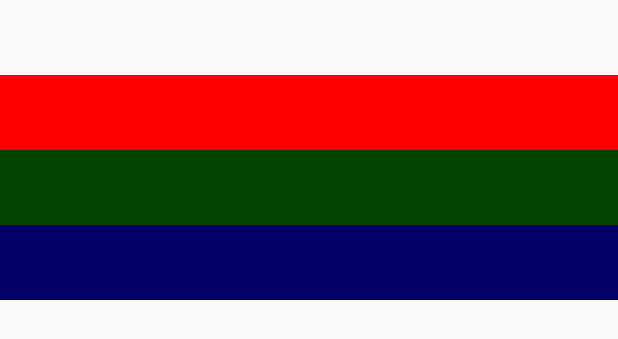
After one commit to artpar/StainRemover, an Android app: the layout stain_data.xml on its own in the app's theme, with its tools: preview values and no code run, on a phone screen of 412 x 824 dp. The commit adds this screen. Shown: the top 339 px of the screen. Run offline under Robolectric (Android 15) with nearby library versions, the phone set to English and light mode, and no system bars.

Commit message:
added layout for the details page and another activity "StainData" which is to load the data and the layout.

```diff
--- a/nostain/src/main/java/com/parth/stainremover/nostain/MainActivity.java
+++ b/nostain/src/main/java/com/parth/stainremover/nostain/MainActivity.java
@@ -1,5 +1,6 @@
 package com.parth.stainremover.nostain;
 
+import android.content.Intent;
 import android.database.Cursor;
 import android.os.Bundle;
 import android.support.v7.app.ActionBarActivity;
@@ -73,8 +74,11 @@ public class MainActivity extends ActionBarActivity
 			@Override
 			public void onItemClick(AdapterView<?> adapterView, View view, int i, long l)
 			{
+                Intent intent = null;
+                // If network available goto Store else take user to Library.
+                intent = new Intent(getApplicationContext(), StainData.class);
 
-			}
+            }
 		});
 	}
 
--- /dev/null
+++ b/nostain/src/main/java/com/parth/stainremover/nostain/StainData.java
@@ -0,0 +1,19 @@
+package com.parth.stainremover.nostain;
+
+import android.app.Activity;
+import android.os.Bundle;
+
+/**
+ * author parth.mudgal on 19/07/14.
+ */
+public class StainData extends Activity
+{
+
+	@Override
+	protected void onCreate(Bundle savedInstanceState)
+	{
+		super.onCreate(savedInstanceState);
+		setContentView(R.layout.stain_data);
+	}
+
+}
--- a/nostain/src/main/res/layout/list_item.xml
+++ b/nostain/src/main/res/layout/list_item.xml
@@ -9,11 +9,13 @@
             android:id="@+id/image"
             android:src="@drawable/img1"
             android:layout_width="50dp"
+            android:layout_margin="5dp"
             android:contentDescription="@string/stainerIcon"
             android:layout_height="50dp"/>
 
         <TextView
             android:id="@android:id/text1"
+            android:layout_margin="5dp"
             android:layout_width="wrap_content"
             android:layout_height="50dp"/>
     </TableRow>
--- /dev/null
+++ b/nostain/src/main/res/layout/stain_data.xml
@@ -0,0 +1,41 @@
+<?xml version="1.0" encoding="utf-8"?>
+
+<RelativeLayout xmlns:android="http://schemas.android.com/apk/res/android"
+                android:layout_width="match_parent"
+                android:layout_height="match_parent">
+
+    <TextView
+        android:id="@+id/title"
+        android:layout_alignParentTop="true"
+        android:layout_width="match_parent"
+        android:layout_height="50dp"/>
+
+    <TextView
+        android:layout_width="match_parent"
+        android:id="@+id/warnings"
+        android:background="@color/warning_color"
+        android:layout_height="50dp"
+        android:layout_below="@+id/title"
+        android:layout_alignParentLeft="true"
+        android:layout_alignParentStart="true"/>
+
+    <TextView
+        android:layout_width="match_parent"
+        android:id="@+id/needs"
+        android:background="@color/needs_color"
+        android:layout_height="50dp"
+        android:layout_below="@+id/warnings"
+        android:layout_alignParentLeft="true"
+        android:layout_alignParentStart="true"/>
+
+    <TextView
+        android:layout_width="match_parent"
+        android:id="@+id/steps"
+        android:background="@color/steps_color"
+        android:layout_height="50dp"
+        android:layout_below="@+id/needs"
+        android:layout_alignParentLeft="true"
+        android:layout_alignParentStart="true"/>
+
+
+</RelativeLayout>
--- /dev/null
+++ b/nostain/src/main/res/values/colors.xml
@@ -0,0 +1,6 @@
+<?xml version="1.0" encoding="utf-8"?>
+<resources>
+    <color name="warning_color">#FF0000</color>
+    <color name="needs_color">#004400</color>
+    <color name="steps_color">#000066</color>
+</resources>
```
